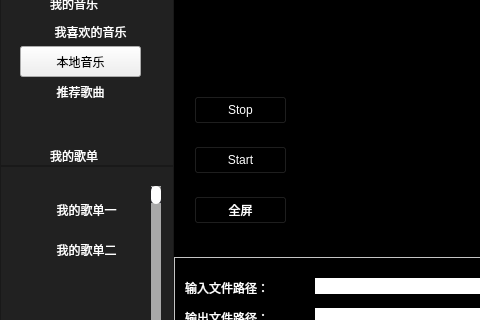
yedupeng/QT_ffmpeg, file ui/ffpemg_player.ui: the form before one commit; both pictures show x 0 to 480 and y 184 to 504 of the 1044 by 691 pixel window.
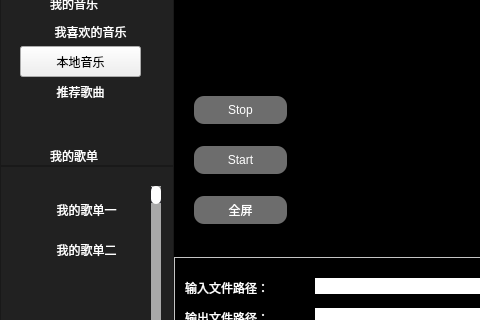
The form after the commit. Icons and pictures are not drawn.

What changed in the file:
```diff
--- a/ui/ffpemg_player.ui
+++ b/ui/ffpemg_player.ui
@@ -3270,8 +3270,25 @@
                          </rect>
                         </property>
                         <property name="styleSheet">
-                         <string notr="true">color: rgb(255, 255, 255);
-font:11pt &quot;华文楷体&quot;;</string>
+                         <string notr="true">#pushButton_20
+{
+	background-color: rgb(109, 109, 109);
+	color: rgb(255, 255, 255);border-top-left-radius:10px;
+	border-top-right-radius:10px;
+	border-bottom-left-radius:10px;
+	border-bottom-right-radius:10px;
+}
+
+
+QPushButton:hover
+{
+	margin:1px;
+}
+
+QPushButton:pressed
+{
+	margin:2px;
+}</string>
                         </property>
                         <property name="text">
                          <string>Stop</string>
@@ -3287,8 +3304,25 @@
                          </rect>
                         </property>
                         <property name="styleSheet">
-                         <string notr="true">color: rgb(255, 255, 255);
-font:11pt &quot;华文楷体&quot;;</string>
+                         <string notr="true">#pushButton_21
+{
+	background-color: rgb(109, 109, 109);
+	color: rgb(255, 255, 255);border-top-left-radius:10px;
+	border-top-right-radius:10px;
+	border-bottom-left-radius:10px;
+	border-bottom-right-radius:10px;
+}
+
+
+QPushButton:hover
+{
+	margin:1px;
+}
+
+QPushButton:pressed
+{
+	margin:2px;
+}</string>
                         </property>
                         <property name="text">
                          <string>Start</string>
@@ -3304,8 +3338,25 @@
                          </rect>
                         </property>
                         <property name="styleSheet">
-                         <string notr="true">color: rgb(255, 255, 255);
-font:11pt &quot;华文楷体&quot;;</string>
+                         <string notr="true">#pushButton_22
+{
+	background-color: rgb(109, 109, 109);
+	color: rgb(255, 255, 255);border-top-left-radius:10px;
+	border-top-right-radius:10px;
+	border-bottom-left-radius:10px;
+	border-bottom-right-radius:10px;
+}
+
+
+QPushButton:hover
+{
+	margin:1px;
+}
+
+QPushButton:pressed
+{
+	margin:2px;
+}</string>
                         </property>
                         <property name="text">
                          <string>全屏</string>
```
